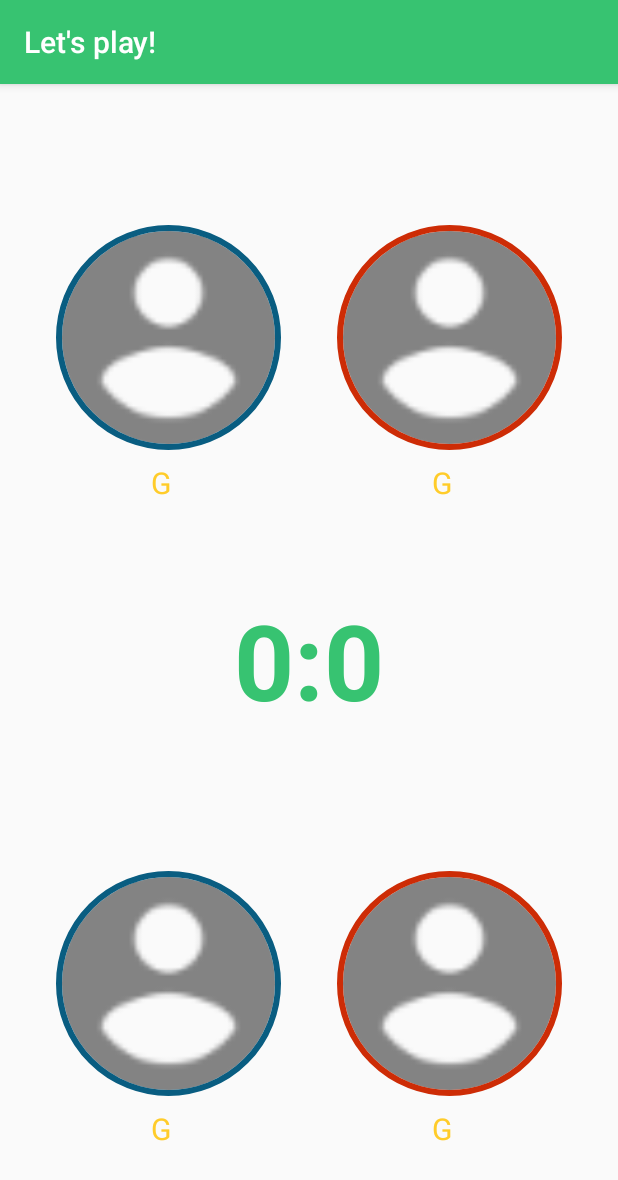
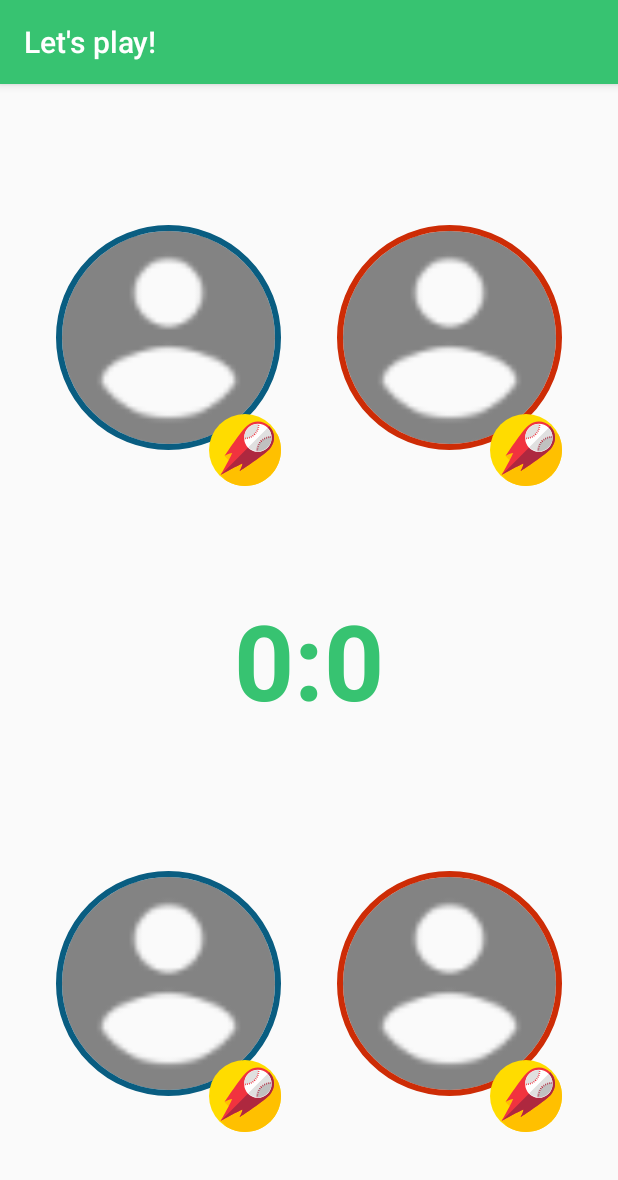
Before and after one commit to m-maillot/FunAtWorkAndroid, an Android app: the GameActivity screen opened directly, with no data from a screen before it, on a phone screen of 412 x 824 dp. Shown: the top 1180 px of the screen. Run offline under Robolectric (Android 15) with nearby library versions, the phone set to English and light mode, and no system bars; our stand-ins replace CircleImageView, Picasso, RxJava; libraries missing offline, so code that uses them is left out: com.crashlytics.android, com.github.kittinunf.fuel, io.fabric.sdk, xyz.hanks.library; pictures from the network do not load; 3 statements that could not run were skipped.

Commit message:
Fix #22: Use a bigger image for gamelle

```diff
--- a/app/src/main/java/io/funatwork/view/activity/GameActivity.kt
+++ b/app/src/main/java/io/funatwork/view/activity/GameActivity.kt
@@ -78,16 +78,16 @@ class GameActivity : BaseActivity(), GameView {
     }
 
     private val imgGoalRedAttack by lazy {
-        findViewById<TextView>(R.id.tv_red_attack_gamelle)
+        findViewById<ImageView>(R.id.img_red_player_attack_gamelle)
     }
     private val imgGoalRedDefense by lazy {
-        findViewById<TextView>(R.id.tv_red_defense_gamelle)
+        findViewById<ImageView>(R.id.img_red_player_defense_gamelle)
     }
     private val imgGoalBlueAttack by lazy {
-        findViewById<TextView>(R.id.tv_blue_attack_gamelle)
+        findViewById<ImageView>(R.id.img_blue_player_attack_gamelle)
     }
     private val imgGoalBlueDefense by lazy {
-        findViewById<TextView>(R.id.tv_blue_defense_gamelle)
+        findViewById<ImageView>(R.id.img_blue_player_defense_gamelle)
     }
 
     private val tvScoreBlue by lazy {
--- /dev/null
+++ b/app/src/main/res/drawable/ic_gamelle_strike.xml
@@ -0,0 +1,35 @@
+<vector android:height="24dp" android:viewportHeight="512.0"
+    android:viewportWidth="512.0" android:width="24dp" xmlns:android="http://schemas.android.com/apk/res/android">
+    <path android:fillColor="#FFDC00" android:pathData="M256,256m-256,0a256,256 0,1 1,512 0a256,256 0,1 1,-512 0"/>
+    <path android:fillColor="#FFC000" android:pathData="M512,256c0,-38.8 -8.6,-75.6 -24.1,-108.5L438.1,97.7L143,265.7l-32.9,33.6l66.3,66.3l-93.4,67.7l43.3,43.3C164.3,499.1 208.7,512 256,512C397.4,512 512,397.4 512,256z"/>
+    <path android:fillColor="#F1333F" android:pathData="M435.5,242.9l-0,-0c38.3,-45.2 36.1,-112.9 -6.5,-155.5c-42.6,-42.6 -110.3,-44.8 -155.5,-6.5l-0,-0c-40.3,29.5 -163.5,218.4 -163.5,218.4s33.3,-19.5 55,-21.1c-30.3,68.1 -82.1,155.1 -82.1,155.1s87.1,-51.7 155.1,-82.1c-1.5,21.7 -21.1,55 -21.1,55S406,283.2 435.5,242.9z"/>
+    <path android:fillColor="#AE283F" android:pathData="M429,87.4c-0.1,-0.1 -0.1,-0.1 -0.2,-0.2L83,433.4l0,0c0,0 87.1,-51.7 155.1,-82.1c-1.5,21.7 -21.1,55 -21.1,55S406,283.1 435.5,242.9l-0,-0C473.8,197.7 471.6,130 429,87.4z"/>
+    <path android:fillColor="#FFFFFF" android:pathData="M347.7,168.7m-97.1,0a97.1,97.1 0,1 1,194.1 0a97.1,97.1 0,1 1,-194.1 0"/>
+    <path android:fillColor="#E0E0E0" android:pathData="M416.4,100.1c-0.1,-0.1 -0.1,-0.1 -0.2,-0.2L278.9,237.1c0.1,0.1 0.1,0.1 0.2,0.2c37.9,37.9 99.4,37.9 137.3,0S454.3,138 416.4,100.1z"/>
+    <path android:fillColor="#E0E0E0" android:pathData="M279.1,100.1c-20.1,20.1 -29.6,46.9 -28.3,73.2c26.4,1.2 53.1,-8.2 73.2,-28.3c20.1,-20.1 29.6,-46.9 28.3,-73.2C326,70.5 299.2,79.9 279.1,100.1z"/>
+    <path android:fillColor="#C0C0C0" android:pathData="M371.5,192.4c-20.1,20.1 -29.6,46.9 -28.3,73.2c26.4,1.2 53.1,-8.2 73.2,-28.3s29.6,-46.9 28.3,-73.2C418.3,162.8 391.6,172.3 371.5,192.4z"/>
+    <path android:fillColor="#F1333F" android:pathData="M346.9,84.3c-0.4,-0.4 -0.7,-1 -0.8,-1.6c-0.2,-1.6 0.8,-3 2.4,-3.3l7.5,-1.1c1.6,-0.2 3,0.8 3.3,2.4c0.2,1.6 -0.8,3 -2.4,3.3l-7.5,1.1C348.4,85.3 347.5,84.9 346.9,84.3z"/>
+    <path android:fillColor="#F1333F" android:pathData="M345.2,96.7c-0.5,-0.5 -0.9,-1.3 -0.8,-2.1c0,-1.6 1.3,-2.8 2.9,-2.8l7.6,0.2c1.6,0 2.8,1.3 2.8,2.9s-1.3,2.8 -2.9,2.8l-7.6,-0.2C346.4,97.5 345.7,97.2 345.2,96.7z"/>
+    <path android:fillColor="#F1333F" android:pathData="M341.7,109.5c-0.7,-0.7 -1,-1.7 -0.7,-2.7c0.4,-1.5 1.9,-2.4 3.5,-2.1l7.3,1.9c1.5,0.4 2.4,1.9 2.1,3.5c-0.4,1.5 -1.9,2.4 -3.5,2.1l-7.3,-1.9C342.5,110.2 342.1,109.9 341.7,109.5z"/>
+    <path android:fillColor="#F1333F" android:pathData="M336.4,122.1c-0.7,-0.7 -1,-1.9 -0.7,-2.9c0.5,-1.5 2.1,-2.3 3.6,-1.8l7.2,2.4c1.5,0.5 2.3,2.1 1.8,3.6s-2.1,2.3 -3.6,1.8l-7.2,-2.4C337.1,122.6 336.7,122.4 336.4,122.1z"/>
+    <path android:fillColor="#F1333F" android:pathData="M328.6,133.6c-0.9,-0.9 -1.1,-2.2 -0.5,-3.4c0.7,-1.4 2.5,-1.9 3.9,-1.2l6.7,3.6c1.4,0.7 1.9,2.5 1.2,3.9c-0.7,1.4 -2.5,1.9 -3.9,1.2l-6.7,-3.6C329,134 328.8,133.8 328.6,133.6z"/>
+    <path android:fillColor="#F1333F" android:pathData="M319.2,144.5c-1.1,-1.1 -1.1,-2.8 -0.1,-3.9c1,-1.2 2.8,-1.3 4,-0.3l5.7,5c1.2,1 1.3,2.8 0.3,4s-2.8,1.3 -4,0.3l-5.7,-5C319.3,144.6 319.2,144.5 319.2,144.5z"/>
+    <path android:fillColor="#AE283F" android:pathData="M432.1,169.6c-0.6,-0.6 -0.9,-1.5 -0.8,-2.5l1.1,-7.5c0.2,-1.6 1.7,-2.6 3.3,-2.4c1.6,0.2 2.6,1.7 2.4,3.3l-1.1,7.5c-0.2,1.6 -1.7,2.6 -3.3,2.4C433.1,170.3 432.5,170 432.1,169.6z"/>
+    <path android:fillColor="#AE283F" android:pathData="M419.7,171.2c-0.5,-0.5 -0.8,-1.2 -0.8,-2l-0.2,-7.6c-0,-1.6 1.2,-2.9 2.8,-2.9c1.6,-0 2.9,1.2 2.9,2.8l0.2,7.6c0,1.6 -1.2,2.9 -2.8,2.9C421,172.1 420.3,171.8 419.7,171.2z"/>
+    <path android:fillColor="#AE283F" android:pathData="M406.9,174.7c-0.3,-0.3 -0.6,-0.8 -0.7,-1.3l-1.9,-7.3c-0.4,-1.5 0.5,-3.1 2.1,-3.5c1.5,-0.4 3.1,0.5 3.5,2.1l1.9,7.3c0.4,1.5 -0.5,3.1 -2.1,3.5C408.6,175.7 407.6,175.4 406.9,174.7z"/>
+    <path android:fillColor="#AE283F" android:pathData="M394.4,180c-0.3,-0.3 -0.5,-0.7 -0.7,-1.1l-2.4,-7.2c-0.5,-1.5 0.3,-3.1 1.8,-3.6c1.5,-0.5 3.1,0.3 3.6,1.8l2.4,7.2c0.5,1.5 -0.3,3.1 -1.8,3.6C396.2,181.1 395.1,180.8 394.4,180z"/>
+    <path android:fillColor="#AE283F" android:pathData="M382.8,187.8c-0.2,-0.2 -0.4,-0.4 -0.5,-0.7l-3.6,-6.7c-0.7,-1.4 -0.2,-3.1 1.2,-3.9c1.4,-0.7 3.1,-0.2 3.9,1.2l3.6,6.7c0.7,1.4 0.2,3.1 -1.2,3.9C385.1,188.9 383.7,188.7 382.8,187.8z"/>
+    <path android:fillColor="#F1333F" android:pathData="M371.9,197.3c-0,-0 -0.1,-0.1 -0.1,-0.1l-5,-5.7c-1,-1.2 -0.9,-3 0.3,-4s3,-0.9 4,0.3l5,5.7c1,1.2 0.9,3 -0.3,4C374.7,198.4 373,198.3 371.9,197.3z"/>
+    <path android:fillColor="#F1333F" android:pathData="M258.2,179.3c-0.6,-0.6 -0.9,-1.5 -0.8,-2.5l1.1,-7.5c0.2,-1.6 1.7,-2.6 3.3,-2.4c1.6,0.2 2.6,1.7 2.4,3.3l-1.1,7.5c-0.2,1.6 -1.7,2.6 -3.3,2.4C259.1,180 258.6,179.7 258.2,179.3z"/>
+    <path android:fillColor="#F1333F" android:pathData="M271.9,177.8c-0.5,-0.5 -0.8,-1.2 -0.8,-2l-0.2,-7.6c-0,-1.6 1.2,-2.9 2.8,-2.9c1.6,-0 2.9,1.2 2.9,2.8l0.2,7.6c0,1.6 -1.2,2.9 -2.8,2.9C273.2,178.6 272.4,178.3 271.9,177.8z"/>
+    <path android:fillColor="#F1333F" android:pathData="M286.4,174c-0.3,-0.3 -0.6,-0.8 -0.7,-1.3l-1.9,-7.3c-0.4,-1.5 0.5,-3.1 2.1,-3.5c1.5,-0.4 3.1,0.5 3.5,2.1l1.9,7.3c0.4,1.5 -0.5,3.1 -2.1,3.5C288.2,175 287.1,174.7 286.4,174z"/>
+    <path android:fillColor="#F1333F" android:pathData="M299.5,168.6c-0.3,-0.3 -0.5,-0.7 -0.7,-1.1l-2.4,-7.2c-0.5,-1.5 0.3,-3.1 1.8,-3.6c1.5,-0.5 3.1,0.3 3.6,1.8l2.4,7.2c0.5,1.5 -0.3,3.1 -1.8,3.6C301.3,169.6 300.2,169.3 299.5,168.6z"/>
+    <path android:fillColor="#F1333F" android:pathData="M312.2,160.3c-0.2,-0.2 -0.4,-0.4 -0.5,-0.7l-3.6,-6.7c-0.7,-1.4 -0.2,-3.1 1.2,-3.9c1.4,-0.7 3.1,-0.2 3.9,1.2l3.6,6.7c0.7,1.4 0.2,3.1 -1.2,3.9C314.4,161.4 313,161.1 312.2,160.3z"/>
+    <path android:fillColor="#F1333F" android:pathData="M324.5,149.8c-0,-0 -0.1,-0.1 -0.1,-0.1l-5,-5.7c-1,-1.2 -0.9,-3 0.3,-4s3,-0.9 4,0.3l5,5.7c1,1.2 0.9,3 -0.3,4C327.3,151 325.6,150.9 324.5,149.8z"/>
+    <path android:fillColor="#AE283F" android:pathData="M337.1,258.2c-0.4,-0.4 -0.7,-1 -0.8,-1.6c-0.2,-1.6 0.8,-3 2.4,-3.3l7.5,-1.1c1.6,-0.2 3,0.8 3.3,2.4c0.2,1.6 -0.8,3 -2.4,3.3l-7.5,1.1C338.6,259.2 337.7,258.9 337.1,258.2z"/>
+    <path android:fillColor="#AE283F" android:pathData="M338.7,244.5c-0.5,-0.5 -0.9,-1.3 -0.8,-2.1c0,-1.6 1.3,-2.8 2.9,-2.8l7.6,0.2c1.6,0 2.8,1.3 2.8,2.9c-0,1.6 -1.3,2.8 -2.9,2.8l-7.6,-0.2C339.9,245.4 339.2,245 338.7,244.5z"/>
+    <path android:fillColor="#AE283F" android:pathData="M342.4,230c-0.7,-0.7 -1,-1.7 -0.7,-2.7c0.4,-1.5 1.9,-2.4 3.5,-2.1l7.3,1.9c1.5,0.4 2.4,1.9 2.1,3.5c-0.4,1.5 -1.9,2.4 -3.5,2.1l-7.3,-1.9C343.2,230.6 342.7,230.3 342.4,230z"/>
+    <path android:fillColor="#AE283F" android:pathData="M347.9,216.9c-0.7,-0.7 -1,-1.9 -0.7,-2.9c0.5,-1.5 2.1,-2.3 3.6,-1.8l7.2,2.4c1.5,0.5 2.3,2.1 1.8,3.6c-0.5,1.5 -2.1,2.3 -3.6,1.8l-7.2,-2.4C348.5,217.5 348.2,217.3 347.9,216.9z"/>
+    <path android:fillColor="#AE283F" android:pathData="M356.2,204.2c-0.9,-0.9 -1.1,-2.2 -0.5,-3.4c0.7,-1.4 2.5,-1.9 3.9,-1.2l6.7,3.6c1.4,0.7 1.9,2.5 1.2,3.9c-0.7,1.4 -2.5,1.9 -3.9,1.2l-6.7,-3.6C356.6,204.6 356.4,204.4 356.2,204.2z"/>
+    <path android:fillColor="#AE283F" android:pathData="M366.6,191.9c-1.1,-1.1 -1.1,-2.8 -0.1,-3.9c1,-1.2 2.8,-1.3 4,-0.3l5.7,5c1.2,1 1.3,2.8 0.3,4s-2.8,1.3 -4,0.3l-5.7,-5C366.7,192 366.6,192 366.6,191.9z"/>
+</vector>
--- a/app/src/main/res/layout/activity_game.xml
+++ b/app/src/main/res/layout/activity_game.xml
@@ -27,22 +27,6 @@
         app:layout_constraintRight_toLeftOf="@+id/img_player_red_attack"
         app:layout_constraintTop_toTopOf="parent" />
 
-    <TextView
-        android:id="@+id/tv_blue_defense_gamelle"
-        android:layout_width="24dp"
-        android:layout_height="24dp"
-        android:layout_marginEnd="8dp"
-        android:layout_marginLeft="8dp"
-        android:layout_marginRight="8dp"
-        android:layout_marginStart="8dp"
-        android:layout_marginTop="8dp"
-        android:text="@string/game_goal_gamelle"
-        android:textColor="@color/colorAccent"
-        android:textSize="20sp"
-        app:layout_constraintLeft_toLeftOf="@+id/img_player_blue_defense"
-        app:layout_constraintRight_toRightOf="@+id/img_player_blue_defense"
-        app:layout_constraintTop_toBottomOf="@+id/img_player_blue_defense" />
-
     <de.hdodenhof.circleimageview.CircleImageView
         android:id="@+id/img_player_red_attack"
         android:layout_width="150dp"
@@ -57,22 +41,6 @@
         app:layout_constraintLeft_toRightOf="@+id/img_player_blue_defense"
         app:layout_constraintRight_toRightOf="parent"
         app:layout_constraintTop_toTopOf="parent" />
-
-    <TextView
-        android:id="@+id/tv_red_attack_gamelle"
-        android:layout_width="24dp"
-        android:layout_height="24dp"
-        android:layout_marginEnd="8dp"
-        android:layout_marginLeft="8dp"
-        android:layout_marginRight="8dp"
-        android:layout_marginStart="8dp"
-        android:layout_marginTop="8dp"
-        android:text="@string/game_goal_gamelle"
-        android:textColor="@color/colorAccent"
-        android:textSize="20sp"
-        app:layout_constraintLeft_toLeftOf="@+id/img_player_red_attack"
-        app:layout_constraintRight_toRightOf="@+id/img_player_red_attack"
-        app:layout_constraintTop_toBottomOf="@+id/img_player_red_attack" />
 
     <de.hdodenhof.circleimageview.CircleImageView
         android:id="@+id/img_player_red_defense"
@@ -89,22 +57,6 @@
         app:layout_constraintRight_toRightOf="parent"
         app:layout_constraintTop_toBottomOf="@+id/tv_score_separator" />
 
-    <TextView
-        android:id="@+id/tv_red_defense_gamelle"
-        android:layout_width="24dp"
-        android:layout_height="24dp"
-        android:layout_marginEnd="8dp"
-        android:layout_marginLeft="8dp"
-        android:layout_marginRight="8dp"
-        android:layout_marginStart="8dp"
-        android:layout_marginTop="8dp"
-        android:text="@string/game_goal_gamelle"
-        android:textColor="@color/colorAccent"
-        android:textSize="20sp"
-        app:layout_constraintLeft_toLeftOf="@+id/img_player_red_defense"
-        app:layout_constraintRight_toRightOf="@+id/img_player_red_defense"
-        app:layout_constraintTop_toBottomOf="@+id/img_player_red_defense" />
-
     <de.hdodenhof.circleimageview.CircleImageView
         android:id="@+id/img_player_blue_attack"
         android:layout_width="150dp"
@@ -120,21 +72,46 @@
         app:layout_constraintRight_toLeftOf="@+id/img_player_red_defense"
         app:layout_constraintTop_toBottomOf="@+id/tv_score_separator" />
 
-    <TextView
-        android:id="@+id/tv_blue_attack_gamelle"
-        android:layout_width="24dp"
-        android:layout_height="24dp"
-        android:layout_marginEnd="8dp"
-        android:layout_marginLeft="8dp"
-        android:layout_marginRight="8dp"
-        android:layout_marginStart="8dp"
-        android:layout_marginTop="8dp"
-        android:text="@string/game_goal_gamelle"
-        android:textColor="@color/colorAccent"
-        android:textSize="20sp"
-        app:layout_constraintLeft_toLeftOf="@+id/img_player_blue_attack"
-        app:layout_constraintRight_toRightOf="@+id/img_player_blue_attack"
-        app:layout_constraintTop_toBottomOf="@+id/img_player_blue_attack" />
+
+    <ImageView
+        android:id="@+id/img_blue_player_defense_gamelle"
+        android:layout_width="48dp"
+        android:layout_height="48dp"
+        android:contentDescription="@string/img_no_description"
+        app:layout_constraintBottom_toBottomOf="@+id/img_player_blue_defense"
+        app:layout_constraintEnd_toEndOf="@+id/img_player_blue_defense"
+        app:layout_constraintTop_toBottomOf="@+id/img_player_blue_defense"
+        app:srcCompat="@drawable/ic_gamelle_strike" />
+
+    <ImageView
+        android:id="@+id/img_blue_player_attack_gamelle"
+        android:layout_width="48dp"
+        android:layout_height="48dp"
+        android:contentDescription="@string/img_no_description"
+        app:layout_constraintBottom_toBottomOf="@+id/img_player_blue_attack"
+        app:layout_constraintEnd_toEndOf="@+id/img_player_blue_attack"
+        app:layout_constraintTop_toBottomOf="@+id/img_player_blue_attack"
+        app:srcCompat="@drawable/ic_gamelle_strike" />
+
+    <ImageView
+        android:id="@+id/img_red_player_defense_gamelle"
+        android:layout_width="48dp"
+        android:layout_height="48dp"
+        android:contentDescription="@string/img_no_description"
+        app:layout_constraintBottom_toBottomOf="@+id/img_player_red_defense"
+        app:layout_constraintEnd_toEndOf="@+id/img_player_red_defense"
+        app:layout_constraintTop_toBottomOf="@+id/img_player_red_defense"
+        app:srcCompat="@drawable/ic_gamelle_strike" />
+
+    <ImageView
+        android:id="@+id/img_red_player_attack_gamelle"
+        android:layout_width="48dp"
+        android:layout_height="48dp"
+        android:contentDescription="@string/img_no_description"
+        app:layout_constraintBottom_toBottomOf="@+id/img_player_red_attack"
+        app:layout_constraintEnd_toEndOf="@+id/img_player_red_attack"
+        app:layout_constraintTop_toBottomOf="@+id/img_player_red_attack"
+        app:srcCompat="@drawable/ic_gamelle_strike" />
 
     <TextView
         android:id="@+id/tv_score_blue"
@@ -217,4 +194,5 @@
         app:layout_constraintStart_toStartOf="parent"
         app:layout_constraintTop_toTopOf="parent" />
 
+
 </android.support.constraint.ConstraintLayout>
```
